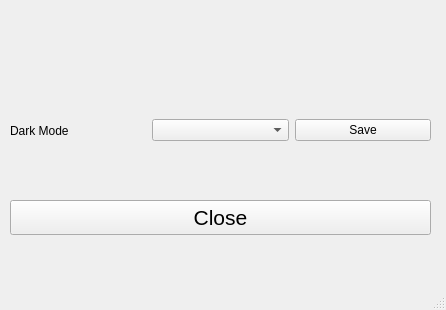
First picture: the form in GUI_Files/settings.ui, repository Wilhelm-Schweizer/WSZAnalysis, before the edit.
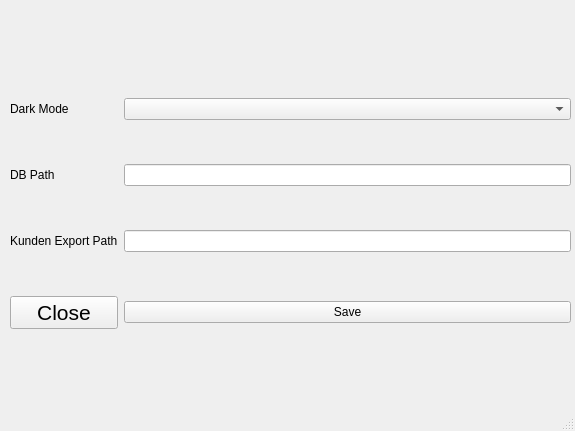
Second picture: the form after the edit. Icons and pictures are not drawn.

Commit message: Kunden Export

Diff of the .ui file:
```diff
--- a/GUI_Files/settings.ui
+++ b/GUI_Files/settings.ui
@@ -6,8 +6,8 @@
    <rect>
     <x>0</x>
     <y>0</y>
-    <width>446</width>
-    <height>310</height>
+    <width>575</width>
+    <height>431</height>
    </rect>
   </property>
   <property name="windowTitle">
@@ -33,45 +33,27 @@
      <bool>true</bool>
     </property>
    </widget>
-   <widget class="QPushButton" name="b_close">
+   <widget class="QWidget" name="gridLayoutWidget">
     <property name="geometry">
      <rect>
       <x>10</x>
-      <y>200</y>
-      <width>421</width>
-      <height>35</height>
+      <y>60</y>
+      <width>561</width>
+      <height>311</height>
      </rect>
     </property>
-    <property name="font">
-     <font>
-      <pointsize>16</pointsize>
-     </font>
-    </property>
-    <property name="text">
-     <string>Close</string>
-    </property>
-    <property name="shortcut">
-     <string>Return</string>
-    </property>
-   </widget>
-   <widget class="QWidget" name="horizontalLayoutWidget">
-    <property name="geometry">
-     <rect>
-      <x>10</x>
-      <y>70</y>
-      <width>421</width>
-      <height>121</height>
-     </rect>
-    </property>
-    <layout class="QHBoxLayout" name="horizontalLayout">
-     <item>
-      <widget class="QLabel" name="label">
+    <layout class="QGridLayout" name="gridLayout">
+     <item row="2" column="1">
+      <widget class="QLineEdit" name="lineEdit_2"/>
+     </item>
+     <item row="1" column="0">
+      <widget class="QLabel" name="label_2">
        <property name="text">
-        <string>Dark Mode</string>
+        <string>DB Path</string>
        </property>
       </widget>
      </item>
-     <item>
+     <item row="0" column="1">
       <widget class="QComboBox" name="comboBox">
        <property name="minimumSize">
         <size>
@@ -99,7 +81,39 @@
        </property>
       </widget>
      </item>
-     <item>
+     <item row="0" column="0">
+      <widget class="QLabel" name="label">
+       <property name="text">
+        <string>Dark Mode</string>
+       </property>
+      </widget>
+     </item>
+     <item row="2" column="0">
+      <widget class="QLabel" name="label_3">
+       <property name="text">
+        <string>Kunden Export Path</string>
+       </property>
+      </widget>
+     </item>
+     <item row="1" column="1">
+      <widget class="QLineEdit" name="lineEdit"/>
+     </item>
+     <item row="3" column="0">
+      <widget class="QPushButton" name="b_close">
+       <property name="font">
+        <font>
+         <pointsize>16</pointsize>
+        </font>
+       </property>
+       <property name="text">
+        <string>Close</string>
+       </property>
+       <property name="shortcut">
+        <string>Return</string>
+       </property>
+      </widget>
+     </item>
+     <item row="3" column="1">
       <widget class="QPushButton" name="b_save_port">
        <property name="text">
         <string>Save</string>
```
Left out of the diff: 2 changed lines with no effect on the pictures. The commit also changes 7 other files.
